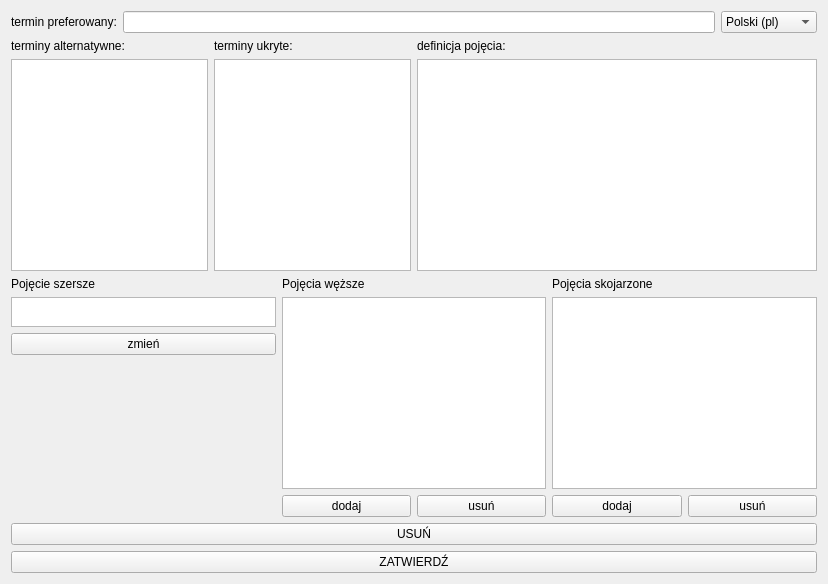
mpichlin/KPW, file scalone/ui/edytor.ui: the form before one commit.
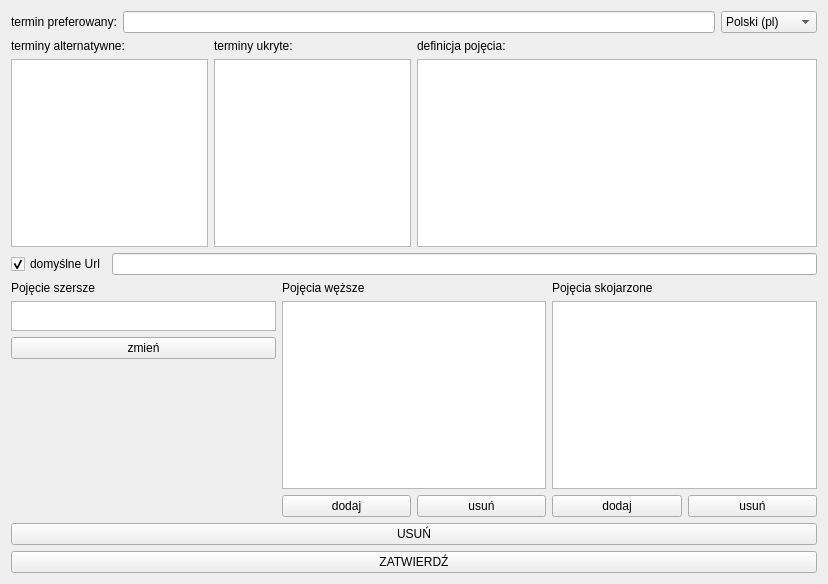
The form after the commit.

The edit to the form file:
```diff
--- a/scalone/ui/edytor.ui
+++ b/scalone/ui/edytor.ui
@@ -63,7 +63,7 @@
     </layout>
    </item>
    <item>
-    <layout class="QVBoxLayout" name="Layout" stretch="0,0">
+    <layout class="QVBoxLayout" name="Layout" stretch="0,0,0">
      <item>
       <layout class="QHBoxLayout" name="pojecieLayout" stretch="1,1">
        <item>
@@ -148,6 +148,30 @@
        </item>
       </layout>
      </item>
+     <item>
+      <layout class="QHBoxLayout" name="horizontalLayout_5">
+       <item>
+        <widget class="QCheckBox" name="zmienBox">
+         <property name="autoFillBackground">
+          <bool>false</bool>
+         </property>
+         <property name="text">
+          <string>domyślne Url</string>
+         </property>
+         <property name="checked">
+          <bool>true</bool>
+         </property>
+        </widget>
+       </item>
+       <item>
+        <widget class="QLineEdit" name="UrlLineEdit">
+         <property name="enabled">
+          <bool>true</bool>
+         </property>
+        </widget>
+       </item>
+      </layout>
+     </item>
      <item>
       <layout class="QHBoxLayout" name="relacjeLayout">
        <item>
```
Left out of the diff: 19 changed lines with no effect on the pictures.
